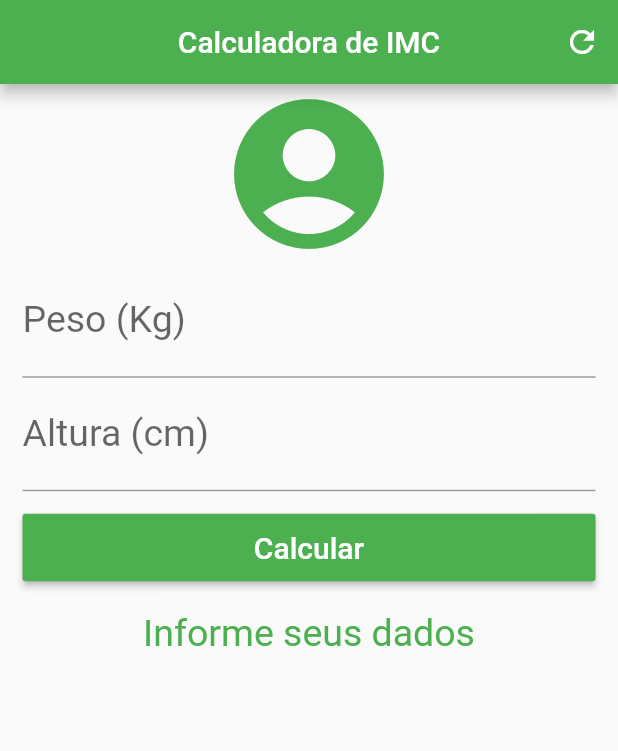
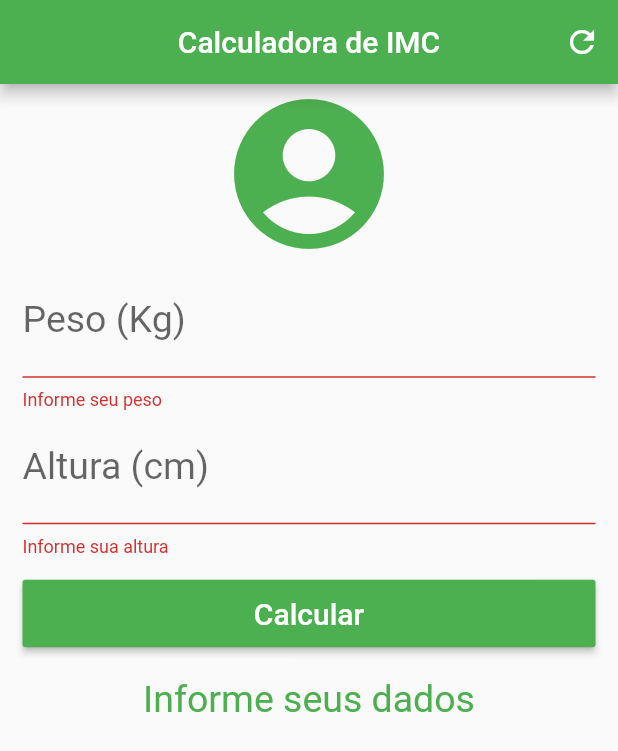
Before and after one commit to rhuanpablo13/calculadora_imc, a Flutter app: the screen it shows after launch, after a tap on "Calcular", on a phone screen of 412 x 824 dp. Shown: the top 751 px of the screen. Run offline on Flutter 3.47's test engine with Material 2 defaults, Android fonts, the phone set to English and light mode, and no system bars.

```diff
--- a/calculadora_imc/lib/main.dart
+++ b/calculadora_imc/lib/main.dart
@@ -18,6 +18,7 @@ class _HomeState extends State<Home> {
   TextEditingController heightController = new TextEditingController();
 
   String _infoText = "Informe seus dados";
+  GlobalKey<FormState> _formKey = GlobalKey<FormState>();
 
 
   void _resetFields() {
@@ -45,7 +46,7 @@ class _HomeState extends State<Home> {
         _infoText = "Obesidade Grau I (${imc.toStringAsPrecision(3)})";
       } else if (imc >= 34.9 && imc < 39.9) {
         _infoText = "Obesidade Grau II (${imc.toStringAsPrecision(3)})";
-      } else { // imc > 40
+      } else if (imc >= 40) { // imc > 40
         _infoText = "Obesidade Grau III (${imc.toStringAsPrecision(3)})";
       }
 
@@ -74,27 +75,41 @@ class _HomeState extends State<Home> {
 
       body: SingleChildScrollView(
         padding: EdgeInsets.fromLTRB(15.0, 0.0, 15.0, 0.0),
-        child: Column(
+        child: Form(
+          key: _formKey,
+          child:  Column(
             crossAxisAlignment: CrossAxisAlignment.stretch,
             children: <Widget>[
               Icon(Icons.account_circle, size: 120, color: Colors.green),
 
               // Peso (Kg)
-            TextField(
+              TextFormField(
                 controller: weightController,
+                validator: (value) {
+                  if (value.isEmpty) {
+                    return "Informe seu peso";
+                  }
+                  return null;
+                },
                 keyboardType: TextInputType.number,
                 decoration: InputDecoration(
                     labelText: "Peso (Kg)"
                 ),
                 style: TextStyle(
                     fontSize: 25
-              ),
+                )
               ),
 
 
               // Altura (cm)
-            TextField(
+              TextFormField(
                 controller: heightController,
+                validator: (value) {
+                  if (value.isEmpty) {
+                    return "Informe sua altura";
+                  }
+                  return null;
+                },
                 keyboardType: TextInputType.number,
                 decoration: InputDecoration(
                     labelText: "Altura (cm)"
@@ -110,7 +125,9 @@ class _HomeState extends State<Home> {
                   height: 45,
                   child: RaisedButton(
                       onPressed: () {
+                        if (_formKey.currentState.validate()) {
                           _calcularImc();
+                        }
                       },
                       child: Text("Calcular", style: TextStyle(color: Colors.white, fontSize: 20)),
                       color: Colors.green
@@ -126,7 +143,7 @@ class _HomeState extends State<Home> {
 
             ],
 
-
+          ),
         ),
       )
     );
```
Lines whose indentation alone changed are shown as unchanged.
